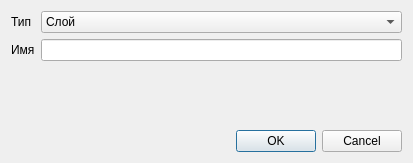
Old version of the form src/AddDialog.ui in the repository asafran/RouteEditor.
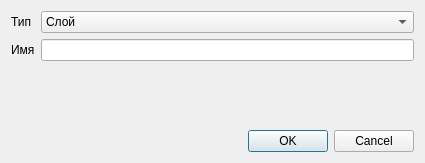
New version of the form.

Diff of the .ui file:
```diff
--- a/src/AddDialog.ui
+++ b/src/AddDialog.ui
@@ -9,7 +9,7 @@
    <rect>
     <x>0</x>
     <y>0</y>
-    <width>413</width>
+    <width>425</width>
     <height>163</height>
    </rect>
   </property>
```
Left out of the diff: 2 changed lines with no effect on the pictures.
